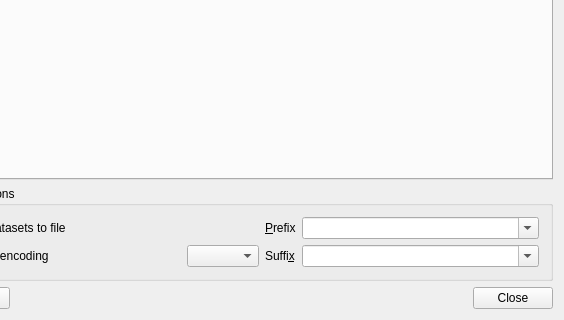
veusz/veusz, file dialogs/import.ui: the form before one commit; both pictures show x 81 to 645 and y 320 to 640 of the 645 by 640 pixel window.
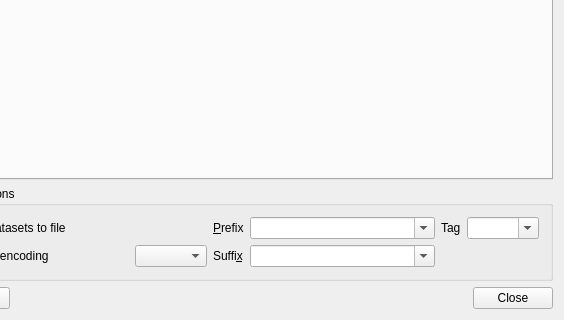
The form after the commit. Custom widgets are drawn as their Qt base class.

Commit message: Reorganise import operations to take a standard parameter object containing all the parameters. Use this for the linking objects to reload datasets. Start of work for tagging datasets.

Diff of the .ui file:
```diff
--- a/dialogs/import.ui
+++ b/dialogs/import.ui
@@ -160,6 +160,23 @@
           </property>
          </widget>
         </item>
+        <item row="0" column="4">
+         <widget class="QLabel" name="label_2">
+          <property name="text">
+           <string>Tag</string>
+          </property>
+         </widget>
+        </item>
+        <item row="0" column="5">
+         <widget class="QComboBox" name="tagcombo">
+          <property name="toolTip">
+           <string>Enter a list of tags to apply to the imported datasets</string>
+          </property>
+          <property name="editable">
+           <bool>true</bool>
+          </property>
+         </widget>
+        </item>
        </layout>
       </item>
      </layout>
```
The commit also changes 8 other files.
